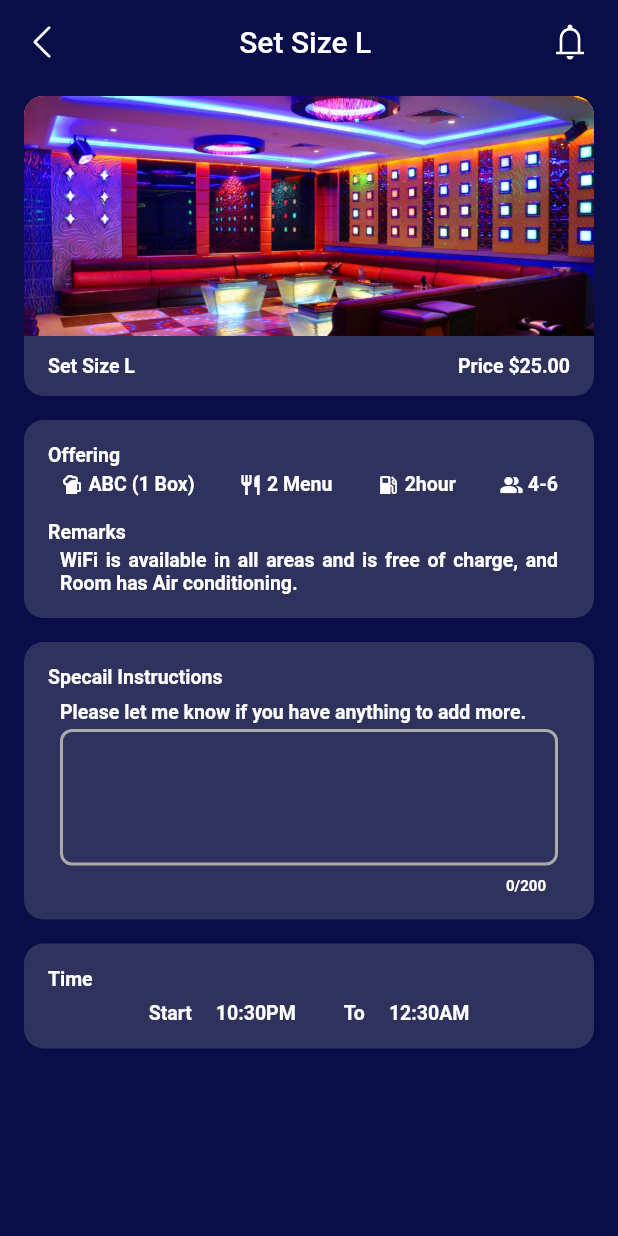
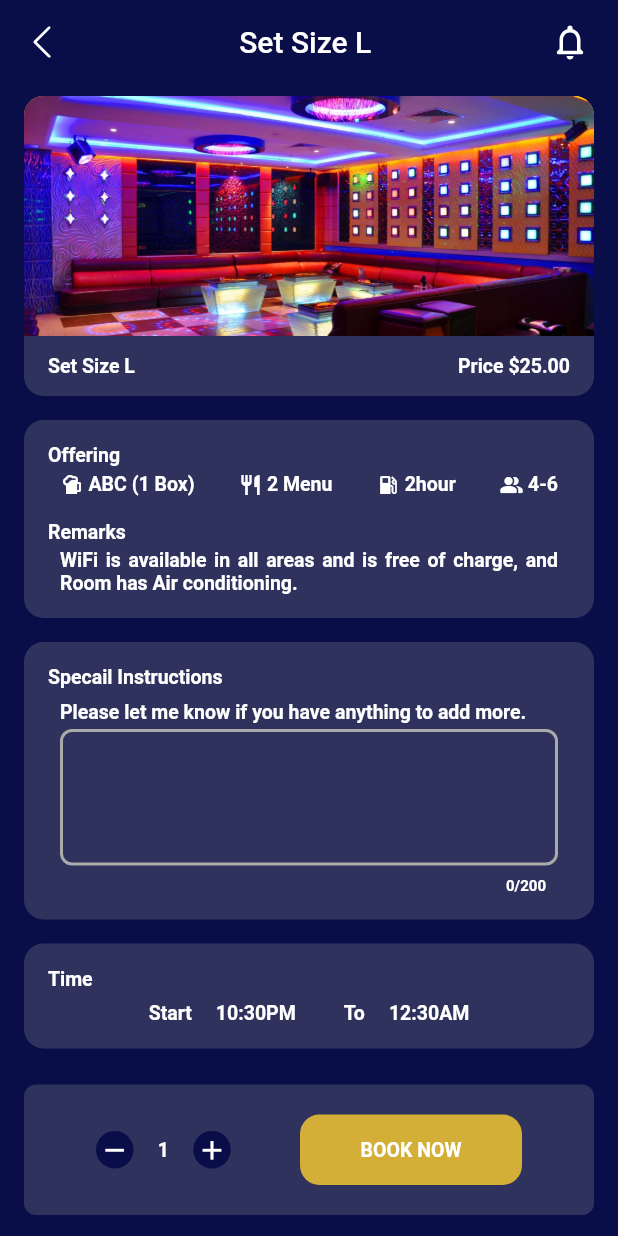
Before and after one commit to OeungChheanghok123/ktv_app, a Flutter app: the ViewSet screen opened directly with empty values, on a phone screen of 412 x 824 dp. Run offline on Flutter 3.47's test engine with Material 2 defaults, Android fonts, the phone set to English and light mode, and no system bars; our stand-ins replace carousel_slider, flutter_rating_bar, flutter_svg, get, google_maps_flutter, qr_flutter and 1 more; missing offline and left inert: flutter_share.

Commit message:
1-Mar-2023

```diff
--- a/lib/screens/detail/view_set/view_set.dart
+++ b/lib/screens/detail/view_set/view_set.dart
@@ -4,6 +4,7 @@ import 'package:ktv_app/constants/constants.dart';
 import 'package:ktv_app/screens/detail/view_set/view_set_view_model.dart';
 import 'package:ktv_app/screens/home/home_view_model.dart';
 import 'package:ktv_app/utility/app_bar.dart';
+import 'package:ktv_app/utility/button.dart';
 import 'package:ktv_app/utility/text_style.dart';
 import 'package:ktv_app/utility/widgets.dart';
 
@@ -16,12 +17,14 @@ class ViewSet extends StatelessWidget {
 
   @override
   Widget build(BuildContext context) {
+    final itemSet = homeViewModel
+        .popularList[homeViewModel.postIndex.value].itemSet![selectedIndex];
+
     return Scaffold(
       backgroundColor: bgColor,
       appBar: AppBarWidget.simpleAppbarWidget(
         context,
-        homeViewModel.popularList[homeViewModel.postIndex.value]
-            .itemSet![selectedIndex].title,
+        itemSet.title,
       ),
       body: SingleChildScrollView(
         child: Column(
@@ -30,6 +33,7 @@ class ViewSet extends StatelessWidget {
             offering(context),
             specialInstruction(context),
             time(context),
+            bookNow(context),
           ],
         ),
       ),
@@ -236,6 +240,33 @@ class ViewSet extends StatelessWidget {
     );
   }
 
+  Widget bookNow(BuildContext context) {
+    return Container(
+      margin: const EdgeInsets.all(defaultPaddin),
+      padding: const EdgeInsets.symmetric(
+        horizontal: defaultPaddin * 2,
+        vertical: defaultPaddin,
+      ),
+      decoration: BoxDecoration(
+        color: secondColor,
+        borderRadius: BorderRadius.circular(defaultPaddin / 2),
+      ),
+      child: Row(
+        mainAxisAlignment: MainAxisAlignment.spaceBetween,
+        children: [
+          _buttonIncreaseAndDecrease(context),
+          SizedBox(
+            width: 180,
+            child: AppButton.button(
+              'Book Now',
+              onTap: () {},
+            ),
+          ),
+        ],
+      ),
+    );
+  }
+
   Widget _buildIconText(IconData iconData, String text) {
     return Row(
       children: [
@@ -252,4 +283,63 @@ class ViewSet extends StatelessWidget {
       ],
     );
   }
+
+  Widget _buttonIncreaseAndDecrease(BuildContext context) {
+    var qty = 1.obs;
+    return Padding(
+      padding: const EdgeInsets.only(left: defaultPaddin),
+      child: Row(
+        children: [
+          InkWell(
+            onTap: () {},
+            child: Container(
+              decoration: BoxDecoration(
+                color: bgColor,
+                border: Border.all(
+                  width: 2,
+                  color: bgColor,
+                ),
+                shape: BoxShape.circle,
+              ),
+              child: const Center(
+                child: Icon(
+                  Icons.remove,
+                  color: whiteColor,
+                  size: 21,
+                ),
+              ),
+            ),
+          ),
+          Obx(
+            () => Text(
+              '     $qty     ',
+              style: AppTextStyle.headline2,
+            ),
+          ),
+          InkWell(
+            onTap: () {
+              qty.value = qty.value + 1;
+            },
+            child: Container(
+              decoration: BoxDecoration(
+                color: bgColor,
+                border: Border.all(
+                  width: 2,
+                  color: bgColor,
+                ),
+                shape: BoxShape.circle,
+              ),
+              child: const Center(
+                child: Icon(
+                  Icons.add,
+                  color: whiteColor,
+                  size: 21,
+                ),
+              ),
+            ),
+          ),
+        ],
+      ),
+    );
+  }
 }
--- a/lib/utility/app_bar.dart
+++ b/lib/utility/app_bar.dart
@@ -8,6 +8,8 @@ class AppBarWidget {
     BuildContext context,
     String txt, {
     Color? backgroundColor = bgColor,
+    String actionIcon = 'assets/icons/notification.svg',
+    double height = 28,
   }) {
     return AppBar(
       elevation: 0,
@@ -34,8 +36,8 @@ class AppBarWidget {
           child: IconButton(
             onPressed: () {},
             icon: SvgPicture.asset(
-              'assets/icons/notification.svg',
-              height: 28,
+              actionIcon,
+              height: height,
               color: whiteColor,
             ),
           ),
--- a/pubspec.yaml
+++ b/pubspec.yaml
@@ -44,6 +44,7 @@ dependencies:
   flutter_share: ^2.0.0
   flutter_rating_bar: ^4.0.1
   skeletons: ^0.0.3
+  google_maps_flutter: ^2.2.4
 
 dev_dependencies:
   flutter_test:
```
Also changed, not shown: lib/screens/booking/booking_detail/booking_detail.dart (added, +90 -0 lines), lib/screens/booking/booking_screen.dart (+16 -3 lines), lib/screens/detail/detail_screen.dart (+44 -2 lines), assets/icons/notification.svg, pubspec.lock, 5 other files.
